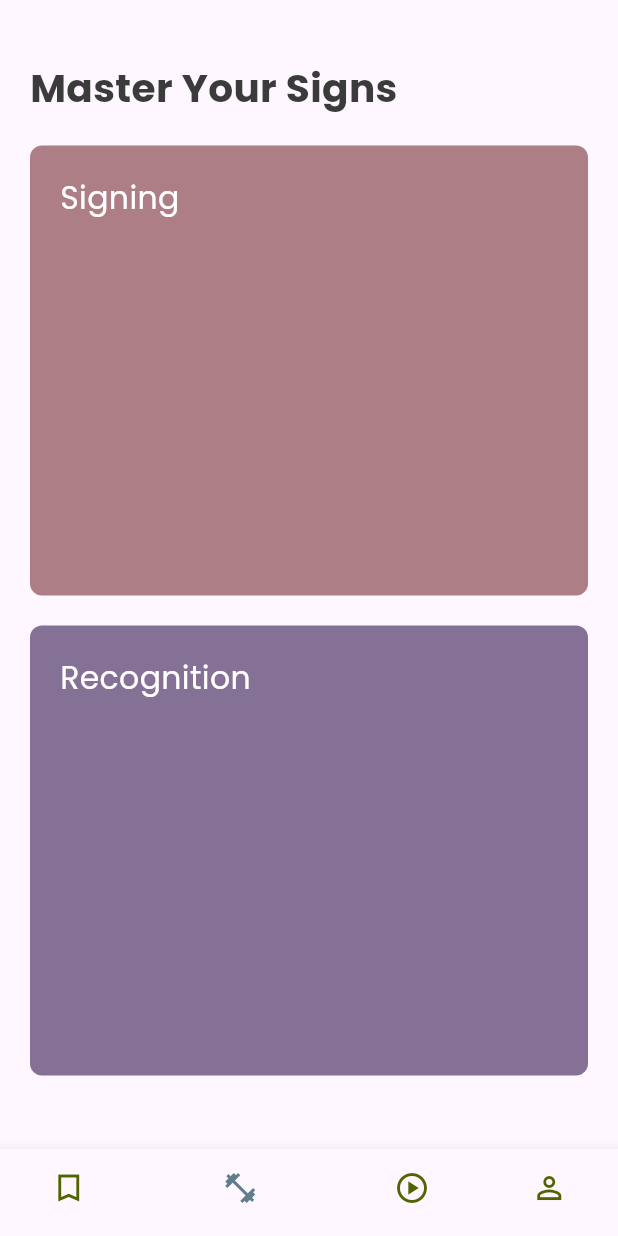
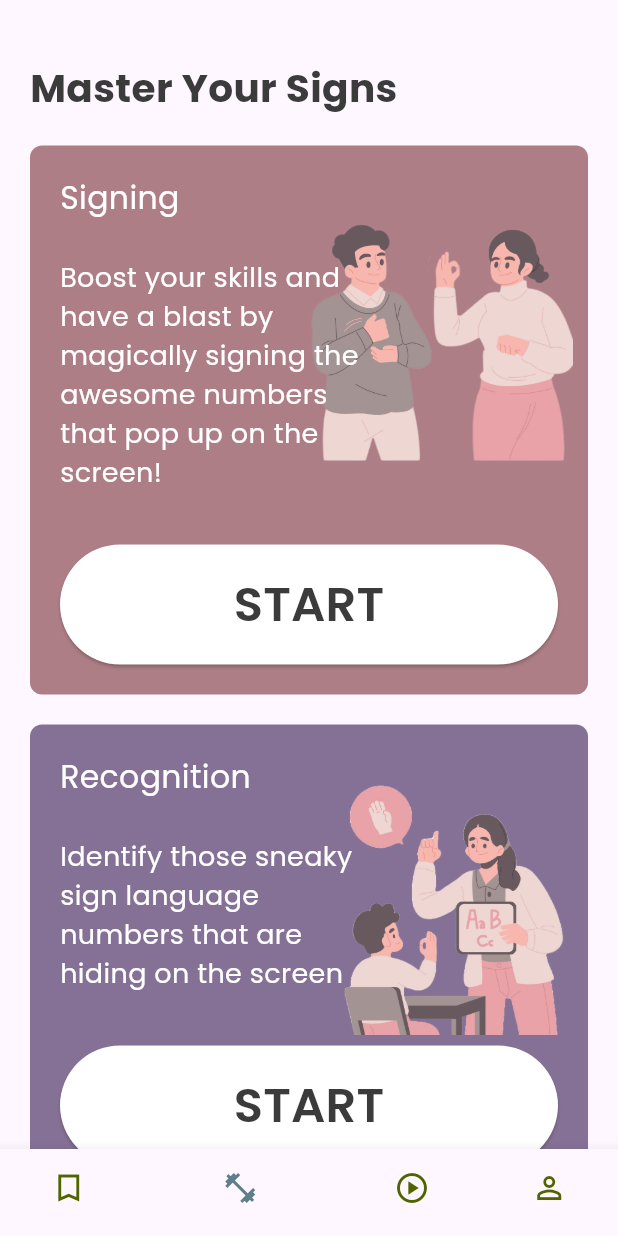
Before and after one commit to PeterDMadrid/Flutter_UI, a Flutter app: the screen it shows after launch, item 2 of the bottom bar chosen, on a phone screen of 412 x 824 dp. Run offline on Flutter 3.47's test engine with Material 3 defaults, Android fonts, the light colour scheme and no system bars; our stand-ins replace lottie.

Commit message:
added start button, description, and bg images for cards

```diff
--- a/lib/base/bottom_navbar.dart
+++ b/lib/base/bottom_navbar.dart
@@ -1,5 +1,4 @@
 import 'package:flutter/material.dart';
-import 'package:fluentui_icons/fluentui_icons.dart';
 import 'package:flutter_hands/screens/practice/practice_screen.dart';
 
 class BottomNavBar extends StatefulWidget {
--- a/lib/base/res/media.dart
+++ b/lib/base/res/media.dart
@@ -1,4 +1,6 @@
 class AppMedia {
   static const _baseMedia = "assets/images";
   static const mathBackground = '$_baseMedia/math_bg.png';
+  static const practiceSignBackground = '$_baseMedia/sign_poster_clear.png';
+  static const practiceRecognitionBackground = '$_baseMedia/reco_poster_clear.png';
 }
--- /dev/null
+++ b/lib/base/widgets/start_button.dart
@@ -0,0 +1,29 @@
+import 'package:flutter/material.dart';
+import 'package:flutter_hands/base/res/styles/app_styles.dart';
+
+class StartButton extends StatelessWidget {
+  const StartButton({super.key});
+
+  @override
+  Widget build(BuildContext context) {
+    return LayoutBuilder(
+      builder: (context, constraints) {
+        return ElevatedButton(
+          onPressed: () {},
+          style: ElevatedButton.styleFrom(
+            backgroundColor: Colors.white,
+            minimumSize: Size(constraints.maxWidth, 80),
+          ),
+          child: Text(
+            "START",
+            style: TextStyle(
+              fontWeight: FontWeight.w600,
+              fontSize: 32,
+              color: AppStyles.textColor,
+            ),
+          ),
+        );
+      },
+    );
+  }
+}
--- a/lib/screens/practice/practice_screen.dart
+++ b/lib/screens/practice/practice_screen.dart
@@ -20,11 +20,11 @@ class PracticeScreen extends StatelessWidget {
                 const SizedBox(
                   height: 20,
                 ),
-                const SignCard(text: "Signing", isRoseRed: true),
+                const SignCard(text: "Signing", desc: "Boost your skills and have a blast by magically signing the awesome numbers that pop up on the screen!", isRoseRed: true),
                 const SizedBox(
                   height: 20,
                 ),
-                const SignCard(text: "Recognition", isRoseRed: false,),
+                const SignCard(text: "Recognition", desc: "Identify those sneaky sign language numbers that are hiding on the screen", isRoseRed: false,),
               ],
             ),
           )
--- a/lib/screens/practice/widgets/sign_card.dart
+++ b/lib/screens/practice/widgets/sign_card.dart
@@ -1,30 +1,71 @@
 import 'package:flutter/material.dart';
+import 'package:flutter_hands/base/res/media.dart';
+import 'package:flutter_hands/base/widgets/start_button.dart';
 import 'package:flutter_hands/base/res/styles/app_styles.dart';
 
-
 class SignCard extends StatelessWidget {
-  const SignCard({super.key, required this.text, required this.isRoseRed});
+  const SignCard({
+    super.key,
+    required this.text,
+    required this.isRoseRed,
+    required this.desc,
+  });
   final String text;
+  final String desc;
   final bool isRoseRed;
 
   @override
   Widget build(BuildContext context) {
-    return Stack(
-      children: [
-        Container(
+    return Container(
       width: double.infinity,
-          height: 300,
+      constraints: const BoxConstraints(
+        minHeight: 310,
+      ),
       decoration: BoxDecoration(
-              color: isRoseRed?AppStyles.roseRed:AppStyles.lavender, borderRadius: BorderRadius.circular(8)),
+        color: isRoseRed ? AppStyles.roseRed : AppStyles.lavender,
+        borderRadius: BorderRadius.circular(8),
+        image: DecorationImage(
+          image: isRoseRed
+              ? const AssetImage(AppMedia.practiceSignBackground)
+              : const AssetImage(AppMedia.practiceRecognitionBackground),
+          fit: BoxFit.none,
+          scale: 2.5,
+          alignment: const Alignment(0.9, -0.5),
+        ),
+      ),
       child: Padding(
         padding: const EdgeInsets.symmetric(horizontal: 20, vertical: 20),
         child: Column(
           crossAxisAlignment: CrossAxisAlignment.start,
-              children: [Text(text, style: AppStyles.headLineStyle2,)],
+          mainAxisSize:
+              MainAxisSize.min,
+          children: [
+            Text(
+              text,
+              style: AppStyles.headLineStyle2,
+            ),
+            const SizedBox(
+              height: 25,
+            ),
+            Row(
+              children: [
+                Flexible(
+                  flex: 6,
+                  child: Text(
+                    desc,
+                    style: AppStyles.headLineStyle2.copyWith(fontSize: 18),
                   ),
                 ),
+                const Spacer(flex: 4),
+              ],
             ),
+            const SizedBox(
+              height: 35,
+            ),
+            const Center(child: StartButton()),
           ],
+        ),
+      ),
     );
   }
 }
```
Also changed, not shown: assets/images/reco_poster_clear.png (added), assets/images/sign_poster_clear.png (added). Lines whose indentation alone changed are shown as unchanged.
